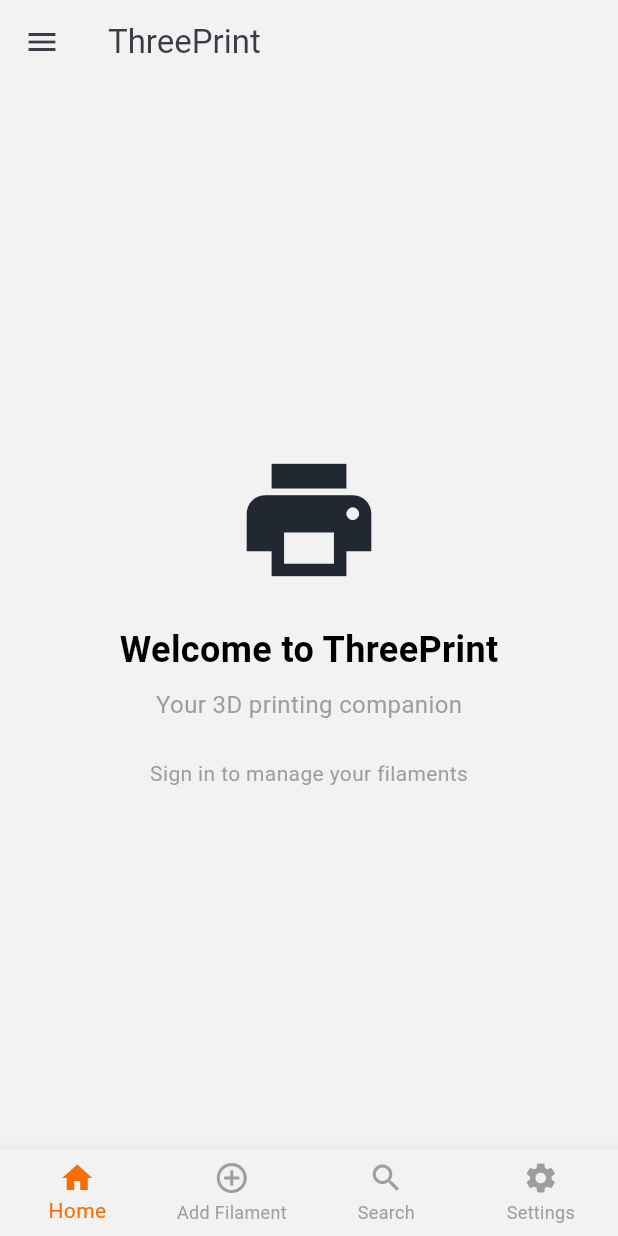
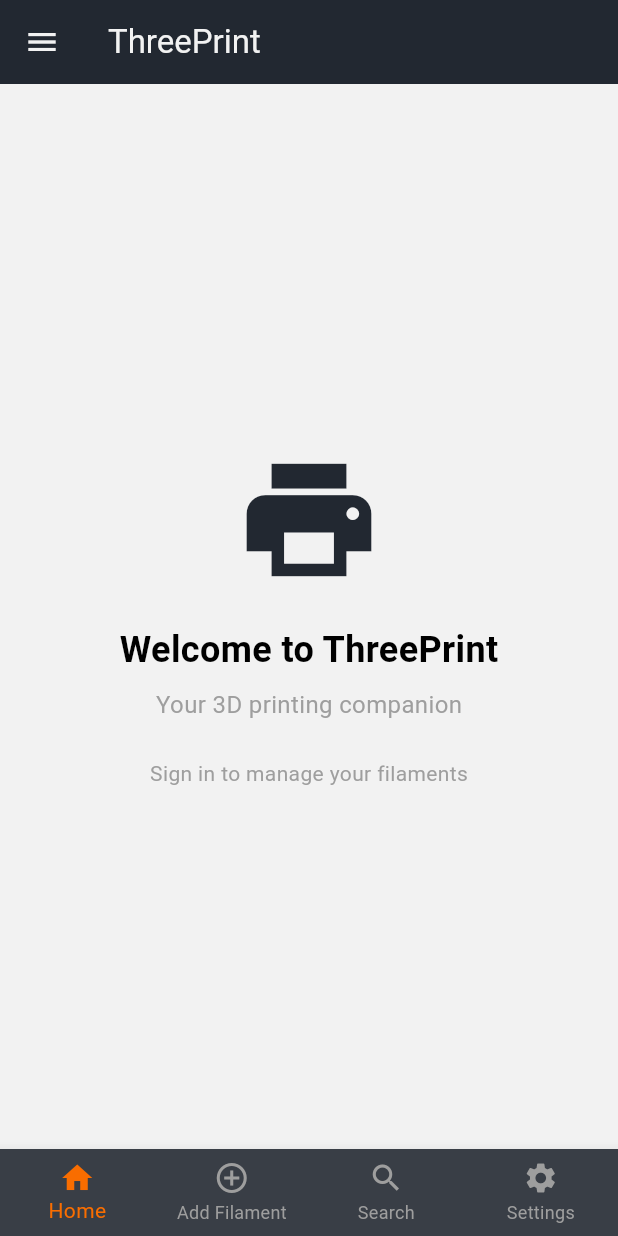
Before and after one commit to RamSabah/threeprint, a Flutter app: the screen it shows after launch, on a phone screen of 412 x 824 dp. Run offline on Flutter 3.47's test engine with Material 3 defaults, Android fonts, the phone set to English and light mode, and no system bars; our stand-ins replace cloud_firestore, firebase_auth, firebase_core, flutter_svg; accounts and stored records are empty.

Commit message:
coloring

```diff
--- a/lib/navigation/Navigation.dart
+++ b/lib/navigation/Navigation.dart
@@ -32,7 +32,8 @@ class _MainNavigationState extends State<MainNavigation> {
   Widget build(BuildContext context) {
     return Scaffold(
       appBar: AppBar(
-        backgroundColor: Theme.of(context).colorScheme.surface,
+        backgroundColor: Theme.of(context).colorScheme.primary,
+        foregroundColor: Theme.of(context).colorScheme.surface,
         title: const Text('ThreePrint'),
         leading: Builder(
           builder: (context) => IconButton(
@@ -44,6 +45,7 @@ class _MainNavigationState extends State<MainNavigation> {
       drawer: const AppDrawer(),
       body: _pages[_selectedIndex],
       bottomNavigationBar: BottomNavigationBar(
+        backgroundColor: Theme.of(context).colorScheme.onPrimary,
         type: BottomNavigationBarType.fixed,
         selectedItemColor: Theme.of(context).colorScheme.secondary,
         unselectedItemColor: Colors.grey,
```
